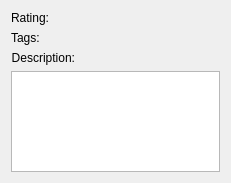
Above: app/semanticinfosidebaritem.ui from KDE/gwenview before the change. Below: the same form after it.
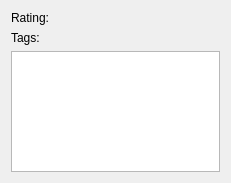
That is the form after the change. Custom widgets are drawn as their Qt base class.

Commit message: Use Gwenview::TextEdit

```diff
--- a/app/semanticinfosidebaritem.ui
+++ b/app/semanticinfosidebaritem.ui
@@ -13,6 +13,9 @@
   <layout class="QVBoxLayout" name="verticalLayout">
    <item>
     <layout class="QFormLayout" name="formLayout">
+     <property name="fieldGrowthPolicy">
+      <enum>QFormLayout::ExpandingFieldsGrow</enum>
+     </property>
      <item row="0" column="0">
       <widget class="QLabel" name="label">
        <property name="text">
@@ -56,23 +59,10 @@
        </property>
       </widget>
      </item>
-     <item row="2" column="0">
-      <widget class="QLabel" name="label_3">
-       <property name="text">
-        <string>Description:</string>
-       </property>
-       <property name="alignment">
-        <set>Qt::AlignRight|Qt::AlignTrailing|Qt::AlignVCenter</set>
-       </property>
-       <property name="buddy">
-        <cstring>mDescriptionTextEdit</cstring>
-       </property>
-      </widget>
-     </item>
     </layout>
    </item>
    <item>
-    <widget class="KTextEdit" name="mDescriptionTextEdit">
+    <widget class="Gwenview::TextEdit" name="mDescriptionTextEdit">
      <property name="acceptRichText">
       <bool>false</bool>
      </property>
@@ -81,17 +71,17 @@
   </layout>
  </widget>
  <customwidgets>
-  <customwidget>
-   <class>KTextEdit</class>
-   <extends>QTextEdit</extends>
-   <header>ktextedit.h</header>
-  </customwidget>
   <customwidget>
    <class>KRatingWidget</class>
    <extends>QWidget</extends>
    <header>nepomuk/kratingwidget.h</header>
    <container>1</container>
   </customwidget>
+  <customwidget>
+   <class>Gwenview::TextEdit</class>
+   <extends>QTextEdit</extends>
+   <header location="global">lib/textedit.h</header>
+  </customwidget>
  </customwidgets>
  <resources/>
  <connections/>
```
The commit also changes 1 other file.
